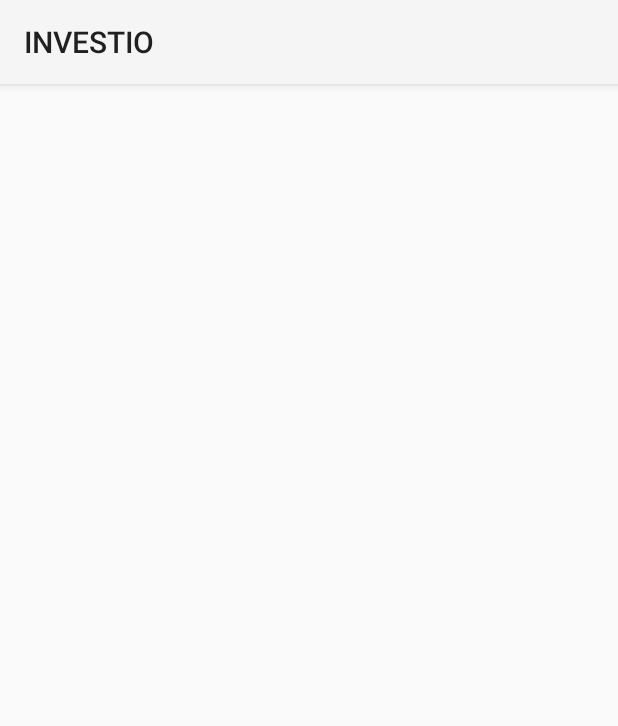
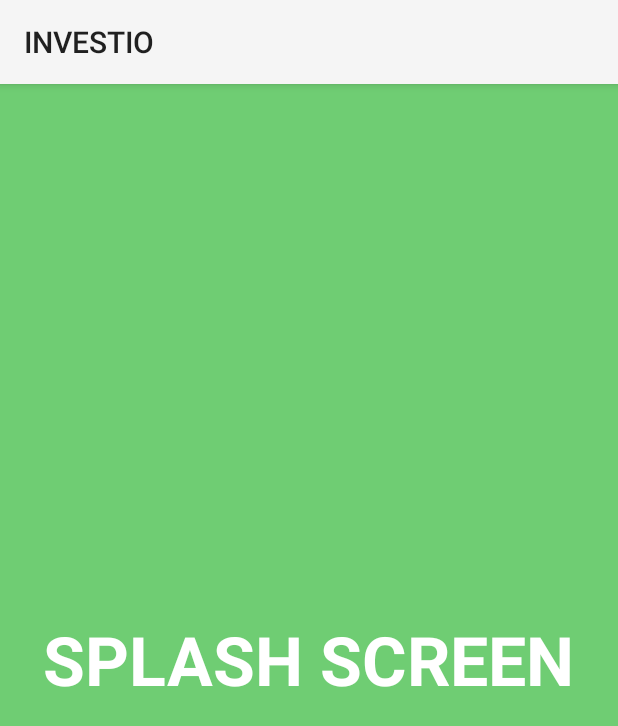
Before and after one commit to MuhammadAmmar71/INVESTIO, an Android app built with Jetpack Compose: the first screen one second after launch (HomeActivity before the commit, SplashScreen after it), on a phone screen of 412 x 824 dp. Shown: the top 726 px of the screen. Run offline under Robolectric (Android 15) with nearby library versions, the phone set to English and light mode, and no system bars.

Commit message:
making of splash screen

```diff
--- a/app/src/main/AndroidManifest.xml
+++ b/app/src/main/AndroidManifest.xml
@@ -13,7 +13,7 @@
         android:theme="@style/Theme.AppCompat.Light"
         tools:targetApi="31">
         <activity
-            android:name=".HomeActivity"
+            android:name=".SplashScreen"
             android:exported="true">
             <intent-filter>
                 <action android:name="android.intent.action.MAIN" />
@@ -22,12 +22,15 @@
             </intent-filter>
         </activity>
         <activity
+            android:name=".HomeActivity"
+            android:exported="true">
+
+        </activity>
+        <activity
             android:name=".MainActivity"
             android:exported="true"
             android:label="@string/app_name"
-            android:theme="@style/Theme.INVESTIO">
-
-        </activity>
+            android:theme="@style/Theme.INVESTIO"/>
     </application>
 
 </manifest>
--- /dev/null
+++ b/app/src/main/java/com/example/investio/SplashScreen.java
@@ -0,0 +1,28 @@
+package com.example.investio;
+
+import androidx.appcompat.app.AppCompatActivity;
+
+import android.content.Intent;
+import android.os.Bundle;
+import android.os.Handler;
+
+public class SplashScreen extends AppCompatActivity {
+
+    @Override
+    protected void onCreate(Bundle savedInstanceState) {
+        super.onCreate(savedInstanceState);
+        setContentView(R.layout.activity_splash_screen);
+
+        Intent iHome= new Intent(SplashScreen.this, HomeActivity.class);
+        new Handler().postDelayed(new Runnable() {
+            @Override
+            public void run() {
+
+                startActivity(iHome);
+                finish();
+            }
+        },2500);
+
+
+    }
+}
--- a/app/src/main/res/layout/activity_home.xml
+++ b/app/src/main/res/layout/activity_home.xml
@@ -1,9 +1,11 @@
 <?xml version="1.0" encoding="utf-8"?>
-<androidx.constraintlayout.widget.ConstraintLayout xmlns:android="http://schemas.android.com/apk/res/android"
+<LinearLayout
+    xmlns:android="http://schemas.android.com/apk/res/android"
     xmlns:app="http://schemas.android.com/apk/res-auto"
     xmlns:tools="http://schemas.android.com/tools"
     android:layout_width="match_parent"
     android:layout_height="match_parent"
+    android:background="#4AA24D"
     tools:context=".HomeActivity">
 
-</androidx.constraintlayout.widget.ConstraintLayout>
+</LinearLayout>
--- /dev/null
+++ b/app/src/main/res/layout/activity_splash_screen.xml
@@ -0,0 +1,21 @@
+<?xml version="1.0" encoding="utf-8"?>
+<LinearLayout
+    xmlns:android="http://schemas.android.com/apk/res/android"
+    xmlns:app="http://schemas.android.com/apk/res-auto"
+    xmlns:tools="http://schemas.android.com/tools"
+    android:layout_width="match_parent"
+    android:layout_height="match_parent"
+    android:background="#6FCD73"
+    android:gravity="center"
+    tools:context=".SplashScreen">
+    <TextView
+        android:layout_width="wrap_content"
+        android:layout_height="wrap_content"
+        android:text="@string/activityname"
+        android:textSize="45sp"
+        android:textStyle="bold"
+        android:textColor="#fff"
+        />
+
+
+</LinearLayout>
--- a/app/src/main/res/values/strings.xml
+++ b/app/src/main/res/values/strings.xml
@@ -1,3 +1,4 @@
 <resources>
     <string name="app_name">INVESTIO</string>
+    <string name="activityname">SPLASH SCREEN</string>
 </resources>
```
